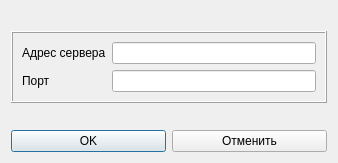
Above: settingdlg.ui from AlexeyScherbakov2021/ClientExam before the change. Below: the same form after it.
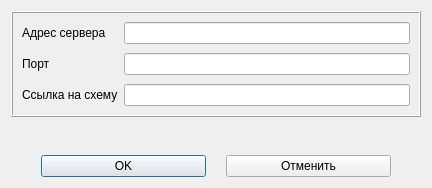
That is the form after the change.

```diff
--- a/settingdlg.ui
+++ b/settingdlg.ui
@@ -6,14 +6,14 @@
    <rect>
     <x>0</x>
     <y>0</y>
-    <width>338</width>
-    <height>163</height>
+    <width>432</width>
+    <height>188</height>
    </rect>
   </property>
   <property name="windowTitle">
    <string>Настройки соединения</string>
   </property>
-  <layout class="QVBoxLayout" name="verticalLayout" stretch="1,0">
+  <layout class="QVBoxLayout" name="verticalLayout" stretch="0,0,0">
    <item alignment="Qt::AlignVCenter">
     <widget class="QFrame" name="frame">
      <property name="frameShape">
@@ -23,6 +23,12 @@
       <enum>QFrame::Raised</enum>
      </property>
      <layout class="QFormLayout" name="formLayout">
+      <property name="horizontalSpacing">
+       <number>6</number>
+      </property>
+      <property name="verticalSpacing">
+       <number>9</number>
+      </property>
       <item row="0" column="0">
        <widget class="QLabel" name="label">
         <property name="text">
@@ -43,11 +49,43 @@
       <item row="1" column="1">
        <widget class="QLineEdit" name="lePort"/>
       </item>
+      <item row="2" column="0">
+       <widget class="QLabel" name="label_3">
+        <property name="text">
+         <string>Ссылка на схему</string>
+        </property>
+       </widget>
+      </item>
+      <item row="2" column="1">
+       <widget class="QLineEdit" name="leSchema"/>
+      </item>
      </layout>
     </widget>
    </item>
+   <item>
+    <spacer name="verticalSpacer">
+     <property name="orientation">
+      <enum>Qt::Vertical</enum>
+     </property>
+     <property name="sizeHint" stdset="0">
+      <size>
+       <width>20</width>
+       <height>40</height>
+      </size>
+     </property>
+    </spacer>
+   </item>
    <item>
     <layout class="QHBoxLayout" name="horizontalLayout">
+     <property name="spacing">
+      <number>20</number>
+     </property>
+     <property name="leftMargin">
+      <number>30</number>
+     </property>
+     <property name="rightMargin">
+      <number>30</number>
+     </property>
      <item>
       <widget class="QPushButton" name="pushButtonOK">
        <property name="text">
```
